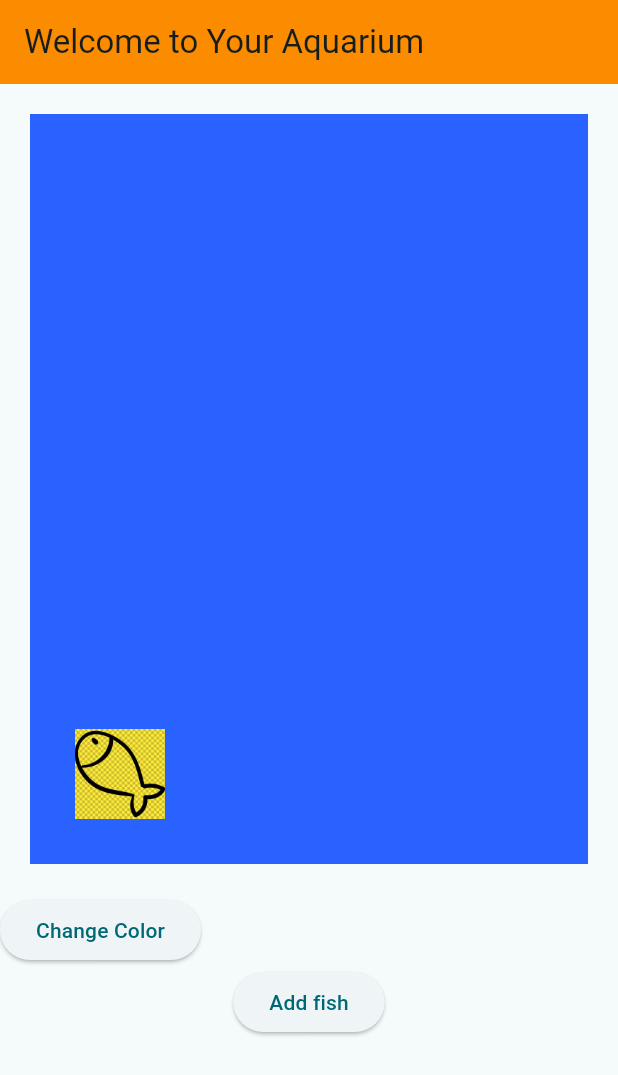
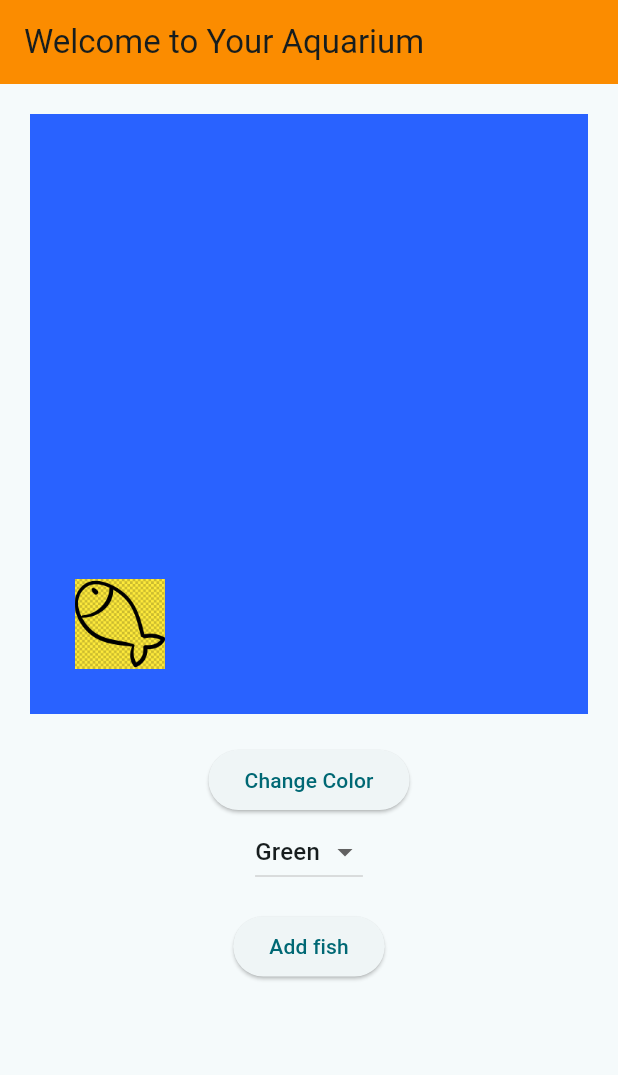
Before and after one commit to NyimaG/CW5, a Flutter app: the screen it shows after launch, on a phone screen of 412 x 824 dp. Shown: the top 1075 px of the screen. Run offline on Flutter 3.47's test engine with Material 3 defaults, Android fonts, the phone set to English and light mode, and no system bars.

Commit message:
added dropdown to change color

```diff
--- a/lib/main.dart
+++ b/lib/main.dart
@@ -31,6 +31,8 @@
 }
 
 class _MyHomePageState extends State<MyHomePage> {
+  List<String> items = ['Green', 'Yellow', 'Red', 'Blue'];
+  String? selectedItem = 'Green';
   Color color = Colors.yellow;
   void changeColor() {
     setState(() {
@@ -46,10 +48,11 @@
           title: Text("Welcome to Your Aquarium"),
         ),
         body: Column(
+          //mainAxisAlignment: MainAxisAlignment.center,
           children: [
             Container(
               color: Colors.blueAccent.shade700,
-              height: 500,
+              height: 400,
               width: double.infinity,
               margin: const EdgeInsets.all(20),
               padding: const EdgeInsets.all(30),
@@ -70,12 +73,24 @@
               ),
             ),
             Container(
-              alignment: Alignment.bottomLeft,
+              alignment: Alignment.topCenter,
               child: ElevatedButton(
                 onPressed: changeColor,
                 child: Text("Change Color"),
               ),
             ),
+            Container(
+              alignment: Alignment.bottomCenter,
+              child: DropdownButton(
+                value: selectedItem,
+                items: items
+                    .map((item) =>
+                        DropdownMenuItem(value: item, child: Text(item)))
+                    .toList(),
+                onChanged: (item) => setState(() => selectedItem = item),
+              ),
+            ),
+            SizedBox(height: 15),
             Container(
               alignment: Alignment.bottomCenter,
               child: ElevatedButton(
```
